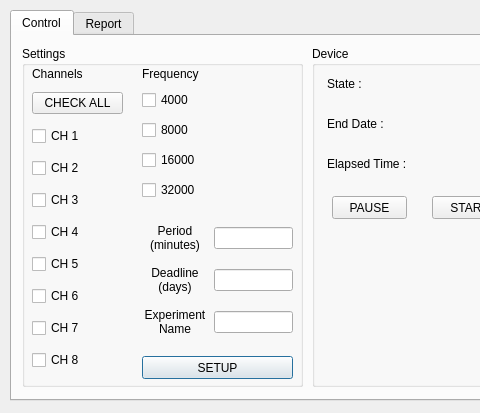
Above: MainForm.ui from biomedux/cytowatcher-pyqt5 before the change; both pictures show x 0 to 480 and y 0 to 413 of the 773 by 413 pixel window. Below: the same form after it.
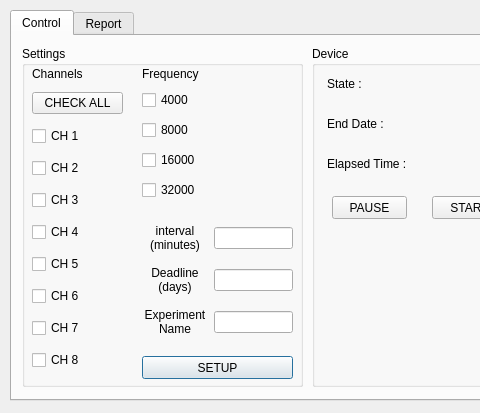
That is the form after the change.

Commit message: pause 버튼 기능구현 및 'period'->'interval' 변수명 변경

Patch:
```diff
--- a/MainForm.ui
+++ b/MainForm.ui
@@ -248,7 +248,7 @@
           </font>
          </property>
          <property name="text">
-          <string>Period (minutes)</string>
+          <string>interval (minutes)</string>
          </property>
          <property name="alignment">
           <set>Qt::AlignCenter</set>
```
Left out of the diff: 2 changed lines with no effect on the pictures. The commit also changes 6 other files.
